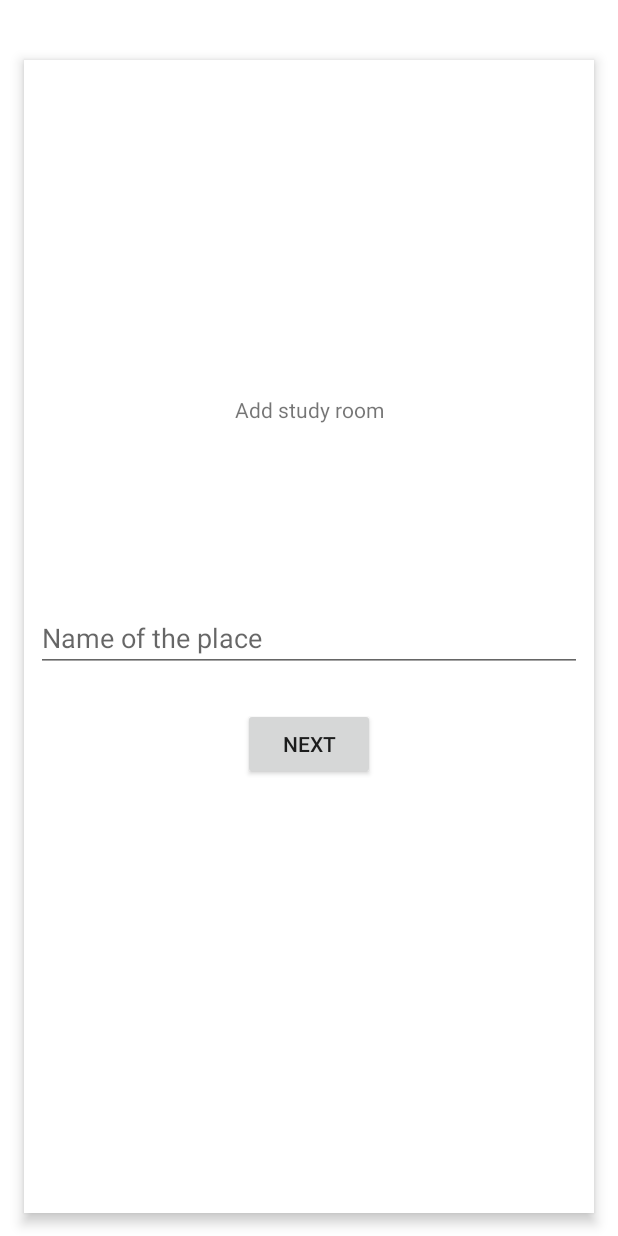
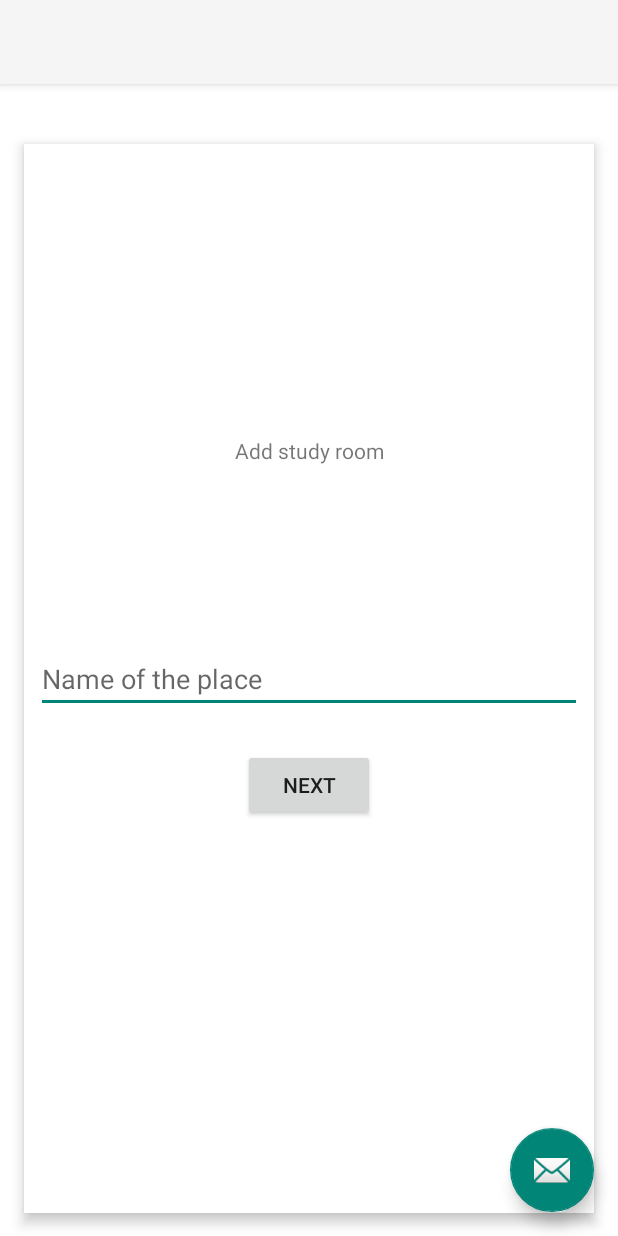
Before and after one commit to Groenbech96/Studyroom, an Android app: the screen it shows after launch (Main before the commit, AddRoomActivity after it), after a tap on an icon or button, on a phone screen of 412 x 824 dp. Run offline under Robolectric (Android 15) with nearby library versions, the phone set to English and light mode, and no system bars; our stand-ins replace Firebase (no records; nobody signed in at launch, a user with empty details on screens opened directly); 2 statements that could not run were skipped.

```diff
--- a/app/src/main/java/dtu/group/studyroom/Main.java
+++ b/app/src/main/java/dtu/group/studyroom/Main.java
@@ -3,6 +3,8 @@ package dtu.group.studyroom;
 
 import android.animation.ArgbEvaluator;
 import android.animation.ValueAnimator;
+import android.app.ActivityOptions;
+import android.content.Context;
 import android.content.Intent;
 import android.graphics.Color;
 import android.net.Uri;
@@ -43,7 +45,7 @@ public class Main extends AppCompatActivity implements MapsFragment.OnFragmentIn
 
     private FloatingActionButton accountButton, addButton;
     private FirebaseAuth mAuth;
-
+    private Context mContext;
 
     private SearchFragment searchFragment;
     private MapsFragment mapFragment;
@@ -51,7 +53,7 @@ public class Main extends AppCompatActivity implements MapsFragment.OnFragmentIn
     @Override
     protected void onCreate(Bundle savedInstanceState) {
         super.onCreate(savedInstanceState);
-
+        mContext = getApplicationContext();
         setContentView(R.layout.activity_main);
 
         /**
@@ -212,37 +214,9 @@ public class Main extends AppCompatActivity implements MapsFragment.OnFragmentIn
              * Hide the buttons
              */
 
-
-            findViewById(R.id.add_button).startAnimation(AnimationUtils.loadAnimation(getApplicationContext(), R.anim.imageonclick));
-
-            //hideButtons();
-
-            FragmentManager fragmentManager = getSupportFragmentManager();
-            MapsFragment fragment = (MapsFragment) fragmentManager.findFragmentByTag(Utils.MAPS_FRAGMENT_TAG);
-
-            // Pause the background location services for the google map
-            //fragment.pauseMapServices();
-
-            FragmentTransaction fragmentTransaction = fragmentManager.beginTransaction();
-            fragmentTransaction.setCustomAnimations(R.anim.slideup, R.anim.stayinplace);
-
-            AddRoomNameFragment frag = AddRoomNameFragment.newInstance();
-            fragmentTransaction.replace(R.id.contentLayer, frag, Utils.ADDROOM_NAME_FRAGMENT_TAG);
-            fragmentTransaction.commit();
-            fragmentTransaction.addToBackStack(null);
-
-
-          //  fragmentTransaction.remove(af);
-
-
-            //AddRoomNameFragment af1 = AddRoomNameFragment.newInstance();
-            //FragmentManager fragmentManager1 = getSupportFragmentManager();
-            //FragmentTransaction fragmentTransaction1 = fragmentManager1.beginTransaction();
-
-
-            //fragmentTransaction1.replace(R.id.contentMapLayer, af1, "").commit();
-
-            //findViewById(R.id.contentLayer).setVisibility(View.INVISIBLE);
+            Intent intent = new Intent(Main.this,AddRoomActivity.class);
+            ActivityOptions options = ActivityOptions.makeCustomAnimation(mContext,R.anim.slideup,R.anim.stayinplace );
+            startActivity(intent, options.toBundle());
 
 
         }
--- a/app/src/main/java/dtu/group/studyroom/addRoom/AddRoomFacilitiesFragment.java
+++ b/app/src/main/java/dtu/group/studyroom/addRoom/AddRoomFacilitiesFragment.java
@@ -135,7 +135,7 @@ public class AddRoomFacilitiesFragment extends Fragment {
         AddRoomRatingFragment page4 = AddRoomRatingFragment.newInstance();
         page4.setArguments(bundle);
         FragmentTransaction transaction = getActivity().getSupportFragmentManager().beginTransaction();
-        transaction.replace(R.id.add_layout,page4).commit();
+        transaction.replace(R.id.contentLayer,page4).commit();
 
 
     }
--- a/app/src/main/java/dtu/group/studyroom/addRoom/AddRoomNameFragment.java
+++ b/app/src/main/java/dtu/group/studyroom/addRoom/AddRoomNameFragment.java
@@ -124,7 +124,7 @@ public class AddRoomNameFragment extends Fragment {
 
         fragmentView.findViewById(R.id.add_room_name_container).setElevation(3);
 
-        transaction.replace(R.id.contentLayer ,page2);
+        transaction.replace(R.id.add_layout ,page2);
         transaction.addToBackStack(null);
         transaction.commit();
 
--- a/app/src/main/res/layout/activity_main.xml
+++ b/app/src/main/res/layout/activity_main.xml
@@ -6,7 +6,8 @@
     android:layout_width="match_parent"
     android:layout_height="match_parent"
     android:orientation="vertical"
-    tools:context="dtu.group.studyroom.Main">
+    tools:context="dtu.group.studyroom.Main"
+    android:transitionName="test">
 
     <View
         android:id="@+id/status_bar"
--- a/app/src/main/res/layout/content_add_room.xml
+++ b/app/src/main/res/layout/content_add_room.xml
@@ -7,6 +7,7 @@
     app:layout_behavior="@string/appbar_scrolling_view_behavior"
     tools:context="dtu.group.studyroom.AddRoomActivity"
     tools:showIn="@layout/activity_add_room"
-    android:id="@+id/add_layout">
+    android:id="@+id/add_layout"
+    android:transitionName="test">
 
 </android.support.constraint.ConstraintLayout>
--- a/app/src/main/res/layout/fragment_add_room_facilities.xml
+++ b/app/src/main/res/layout/fragment_add_room_facilities.xml
@@ -3,9 +3,8 @@
     xmlns:tools="http://schemas.android.com/tools"
     android:layout_width="match_parent"
     android:layout_height="match_parent"
-    tools:context="dtu.group.studyroom.addRoom.AddRoomFacilitiesFragment">
-
-    <!-- TODO: Update blank fragment layout -->
+    tools:context="dtu.group.studyroom.addRoom.AddRoomFacilitiesFragment"
+    android:id="@+id/add_room_facilities">
 
     <TextView
         android:id="@+id/textView4"
```
